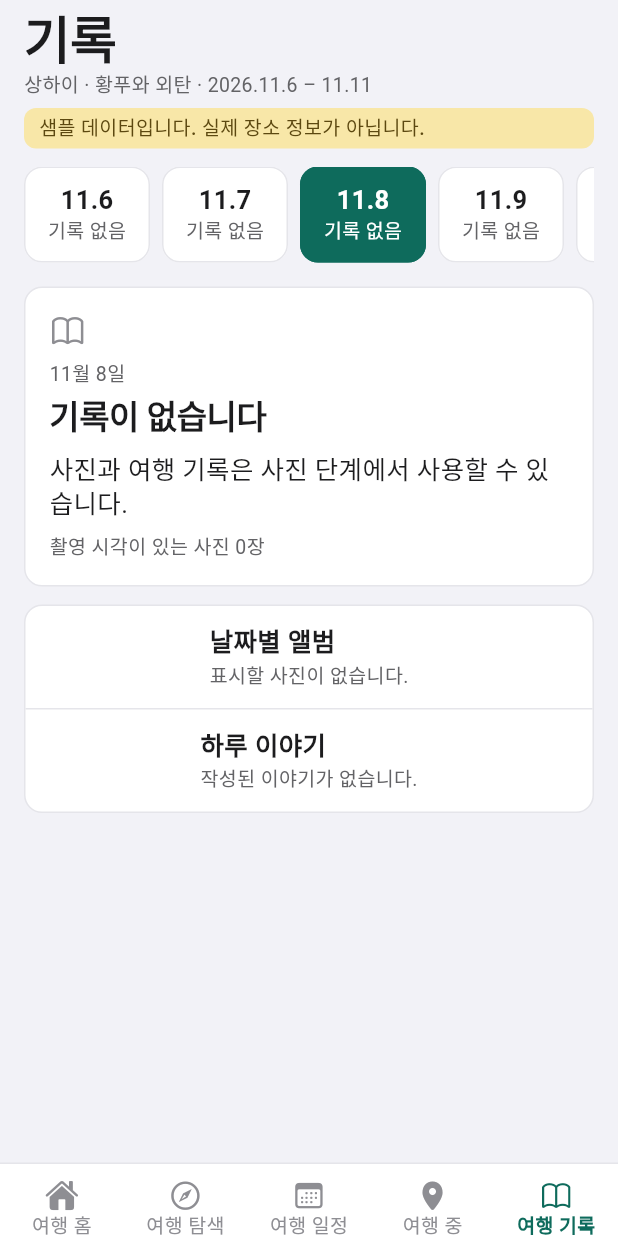
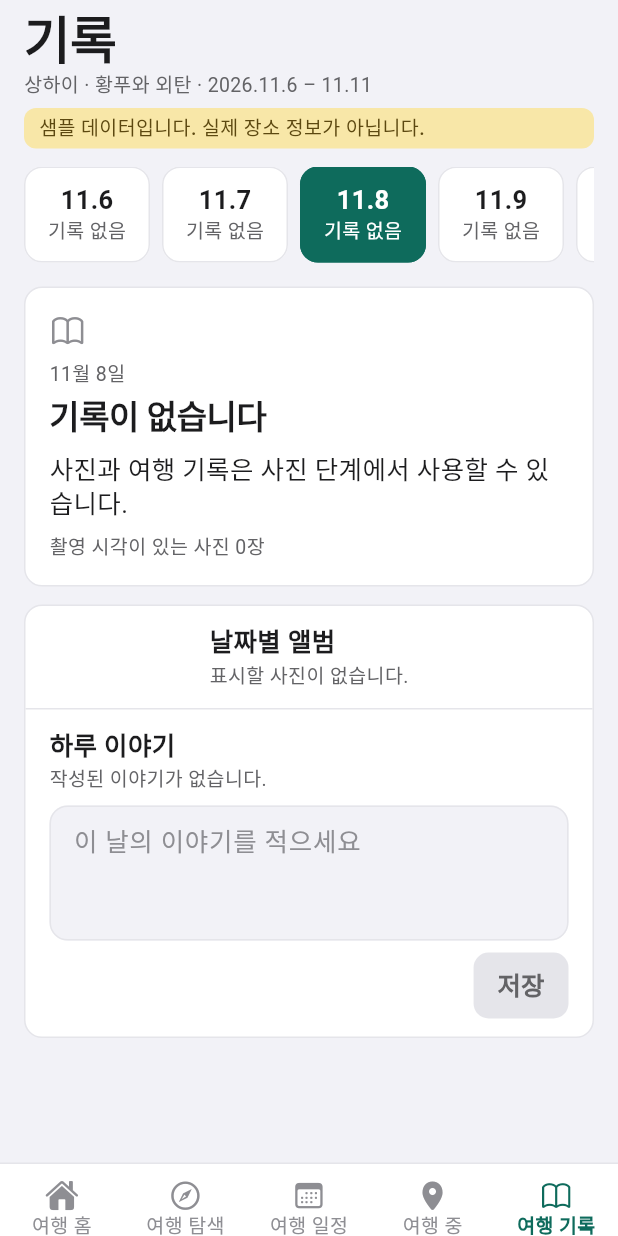
Before and after one commit to hyunu/trip_weaver, a Flutter app: the screen it shows after launch, item 5 of the bottom bar chosen, on a phone screen of 412 x 824 dp. Run offline on Flutter 3.47's test engine with Material 3 defaults, Android fonts, the phone set to English and light mode, and no system bars; Roboto replaces fonts that are missing (Pretendard).

Commit message:
기록 탭에서 선택한 날의 하루 이야기를 저장한다.
사진 앨범은 그대로 두고, 여행·날짜별 텍스트만 이 기기에 남긴다.

Co-authored-by: xion34 <xion34@gmail.com>

```diff
--- /dev/null
+++ b/lib/model/journal.dart
@@ -0,0 +1,37 @@
+import 'models.dart';
+
+class JournalBook {
+  final Map<String, Map<String, String>> _byTrip = {};
+
+  String? text(String tripId, DateTime day) {
+    final note = _byTrip[tripId]?[journalDayKey(day)];
+    if (note == null || note.isEmpty) return null;
+    return note;
+  }
+
+  bool has(String tripId, DateTime day) => text(tripId, day) != null;
+
+  /// Saves trimmed text for one trip day. Blank text removes the note.
+  /// Returns whether the stored note changed.
+  bool save(String tripId, DateTime day, String raw) {
+    final key = journalDayKey(day);
+    final notes = _byTrip.putIfAbsent(tripId, () => <String, String>{});
+    final next = raw.trim();
+    final previous = notes[key] ?? '';
+    if (next == previous) return false;
+    if (next.isEmpty) {
+      notes.remove(key);
+      if (notes.isEmpty) _byTrip.remove(tripId);
+    } else {
+      notes[key] = next;
+    }
+    return true;
+  }
+}
+
+String journalDayKey(DateTime value) {
+  final day = dateOnly(value);
+  final month = day.month.toString().padLeft(2, '0');
+  final date = day.day.toString().padLeft(2, '0');
+  return '${day.year}-$month-$date';
+}
--- a/lib/screens/journal_screen.dart
+++ b/lib/screens/journal_screen.dart
@@ -3,6 +3,7 @@ import 'package:flutter/material.dart';
 
 import '../format.dart';
 import '../logic/schedule.dart';
+import '../model/journal.dart';
 import '../model/models.dart';
 import '../shell/scope.dart';
 import '../theme/app_theme.dart';
@@ -96,7 +97,8 @@ class _DateStrip extends StatelessWidget {
         itemBuilder: (context, index) {
           final day = days[index];
           final selected = sameDay(day, controller.journalDate);
-          return _DateChip(day: day, selected: selected, onTap: () => controller.selectJournalDate(day));
+          final noted = controller.journalText(day) != null;
+          return _DateChip(day: day, selected: selected, noted: noted, onTap: () => controller.selectJournalDate(day));
         },
       ),
     );
@@ -118,6 +120,7 @@ class _DateList extends StatelessWidget {
       itemBuilder: (context, index) {
         final day = days[index];
         final selected = sameDay(day, controller.journalDate);
+        final noted = controller.journalText(day) != null;
         return InkWell(
           onTap: () => controller.selectJournalDate(day),
           child: Container(
@@ -128,7 +131,7 @@ class _DateList extends StatelessWidget {
               crossAxisAlignment: CrossAxisAlignment.start,
               children: [
                 Text(formatMonthDay(day), style: AppType.headline.copyWith(color: selected ? AppColors.accent : AppColors.ink)),
-                const Text('기록 없음', style: AppType.footnote),
+                Text(noted ? '기록 있음' : '기록 없음', style: AppType.footnote),
               ],
             ),
           ),
@@ -139,10 +142,11 @@ class _DateList extends StatelessWidget {
 }
 
 class _DateChip extends StatelessWidget {
-  const _DateChip({required this.day, required this.selected, required this.onTap});
+  const _DateChip({required this.day, required this.selected, required this.noted, required this.onTap});
 
   final DateTime day;
   final bool selected;
+  final bool noted;
   final VoidCallback onTap;
 
   @override
@@ -166,7 +170,7 @@ class _DateChip extends StatelessWidget {
             mainAxisAlignment: MainAxisAlignment.center,
             children: [
               Text('${day.month}.${day.day}', style: AppType.headline.copyWith(color: foreground)),
-              Text('기록 없음', style: AppType.footnote.copyWith(color: note)),
+              Text(noted ? '기록 있음' : '기록 없음', style: AppType.footnote.copyWith(color: note)),
             ],
           ),
         ),
@@ -216,9 +220,93 @@ class _RecordSections extends StatelessWidget {
         children: [
           _InfoRow(title: '날짜별 앨범', detail: '표시할 사진이 없습니다.'),
           Divider(height: 1, color: AppColors.line),
-          _InfoRow(title: '하루 이야기', detail: '작성된 이야기가 없습니다.'),
+          _StorySection(),
         ],
       ),
+    );
+  }
+}
+
+class _StorySection extends StatelessWidget {
+  const _StorySection();
+
+  @override
+  Widget build(BuildContext context) {
+    final controller = TripScope.of(context);
+    final trip = controller.current;
+    final saved = controller.journalText();
+    if (trip == null) return const SizedBox.shrink();
+    return Padding(
+      padding: const EdgeInsets.fromLTRB(16, 12, 16, 12),
+      child: Column(
+        crossAxisAlignment: CrossAxisAlignment.start,
+        children: [
+          const Text('하루 이야기', style: AppType.headline),
+          const SizedBox(height: 2),
+          Text(saved == null ? '작성된 이야기가 없습니다.' : '이 기기에만 저장된 이야기', style: AppType.footnote),
+          const SizedBox(height: 8),
+          _StoryEditor(
+            key: ValueKey('${trip.id}-${journalDayKey(controller.journalDate)}'),
+            initial: saved ?? '',
+          ),
+        ],
+      ),
+    );
+  }
+}
+
+class _StoryEditor extends StatefulWidget {
+  const _StoryEditor({super.key, required this.initial});
+
+  final String initial;
+
+  @override
+  State<_StoryEditor> createState() => _StoryEditorState();
+}
+
+class _StoryEditorState extends State<_StoryEditor> {
+  late final TextEditingController text = TextEditingController(text: widget.initial);
+
+  @override
+  void dispose() {
+    text.dispose();
+    super.dispose();
+  }
+
+  @override
+  Widget build(BuildContext context) {
+    final controller = TripScope.of(context);
+    final unchanged = text.text.trim() == widget.initial.trim();
+    return Column(
+      crossAxisAlignment: CrossAxisAlignment.start,
+      children: [
+        TextField(
+          key: const Key('journal-story'),
+          controller: text,
+          style: AppType.body,
+          minLines: 3,
+          maxLines: 6,
+          decoration: InputDecoration(
+            hintText: '이 날의 이야기를 적으세요',
+            hintStyle: AppType.body.copyWith(color: AppColors.tertiary),
+            filled: true,
+            fillColor: AppColors.canvas,
+            contentPadding: const EdgeInsets.all(12),
+            border: OutlineInputBorder(borderRadius: BorderRadius.circular(12), borderSide: const BorderSide(color: AppColors.line)),
+            enabledBorder: OutlineInputBorder(borderRadius: BorderRadius.circular(12), borderSide: const BorderSide(color: AppColors.line)),
+          ),
+          onChanged: (_) => setState(() {}),
+        ),
+        const SizedBox(height: 8),
+        Align(
+          alignment: Alignment.centerRight,
+          child: AppButton(
+            key: const Key('save-journal'),
+            label: '저장',
+            onPressed: unchanged ? null : () => controller.saveJournal(text.text),
+          ),
+        ),
+      ],
     );
   }
 }
--- a/lib/state/trip_controller.dart
+++ b/lib/state/trip_controller.dart
@@ -6,6 +6,7 @@ import '../logic/propose.dart';
 import '../logic/schedule.dart';
 import '../logic/trip_rules.dart';
 import '../logic/city_lookup.dart';
+import '../model/journal.dart';
 import '../model/models.dart';
 
 class TripController extends ChangeNotifier {
@@ -46,6 +47,7 @@ class TripController extends ChangeNotifier {
   final Map<String, String> verificationNotes = {};
   final Map<String, List<GeoCandidate>> cityCandidates = {};
   final Map<String, double> scrollOffsets = {};
+  final JournalBook journal = JournalBook();
   int _seq = 100;
 
   Trip? get current {
@@ -170,6 +172,20 @@ class TripController extends ChangeNotifier {
 
   void selectJournalDate(DateTime date) {
     journalDate = dateOnly(date);
+    notifyListeners();
+  }
+
+  String? journalText([DateTime? day]) {
+    final trip = current;
+    if (trip == null) return null;
+    return journal.text(trip.id, day ?? journalDate);
+  }
+
+  void saveJournal(String raw) {
+    final trip = current;
+    if (trip == null) return;
+    if (!journal.save(trip.id, journalDate, raw)) return;
+    trip.pendingLocalEdits += 1;
     notifyListeners();
   }
 
```
Also changed, not shown: 1 other file.
